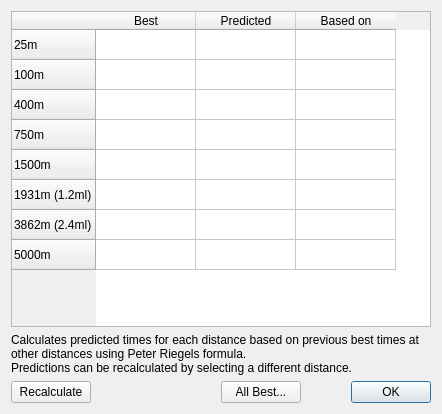
This is ui/analysis.ui in ihewitt/poolviewer as Qt 5 draws it before an edit. The edited form follows.
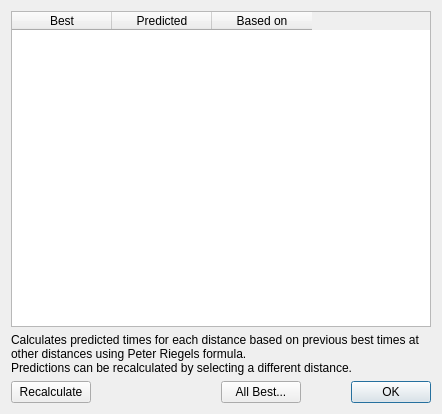
This is the edited form.

Commit message:
Move all the distances/labels of the analysis to C++, so it is easier to add new rows.
Andrea

```diff
--- a/ui/analysis.ui
+++ b/ui/analysis.ui
@@ -27,46 +27,6 @@
        <property name="cornerButtonEnabled">
         <bool>false</bool>
        </property>
-       <row>
-        <property name="text">
-         <string>25m</string>
-        </property>
-       </row>
-       <row>
-        <property name="text">
-         <string>100m</string>
-        </property>
-       </row>
-       <row>
-        <property name="text">
-         <string>400m</string>
-        </property>
-       </row>
-       <row>
-        <property name="text">
-         <string>750m</string>
-        </property>
-       </row>
-       <row>
-        <property name="text">
-         <string>1500m</string>
-        </property>
-       </row>
-       <row>
-        <property name="text">
-         <string>1931m (1.2ml)</string>
-        </property>
-       </row>
-       <row>
-        <property name="text">
-         <string>3862m (2.4ml)</string>
-        </property>
-       </row>
-       <row>
-        <property name="text">
-         <string>5000m</string>
-        </property>
-       </row>
        <column>
         <property name="text">
          <string>Best</string>
```
The commit also changes 2 other files.
